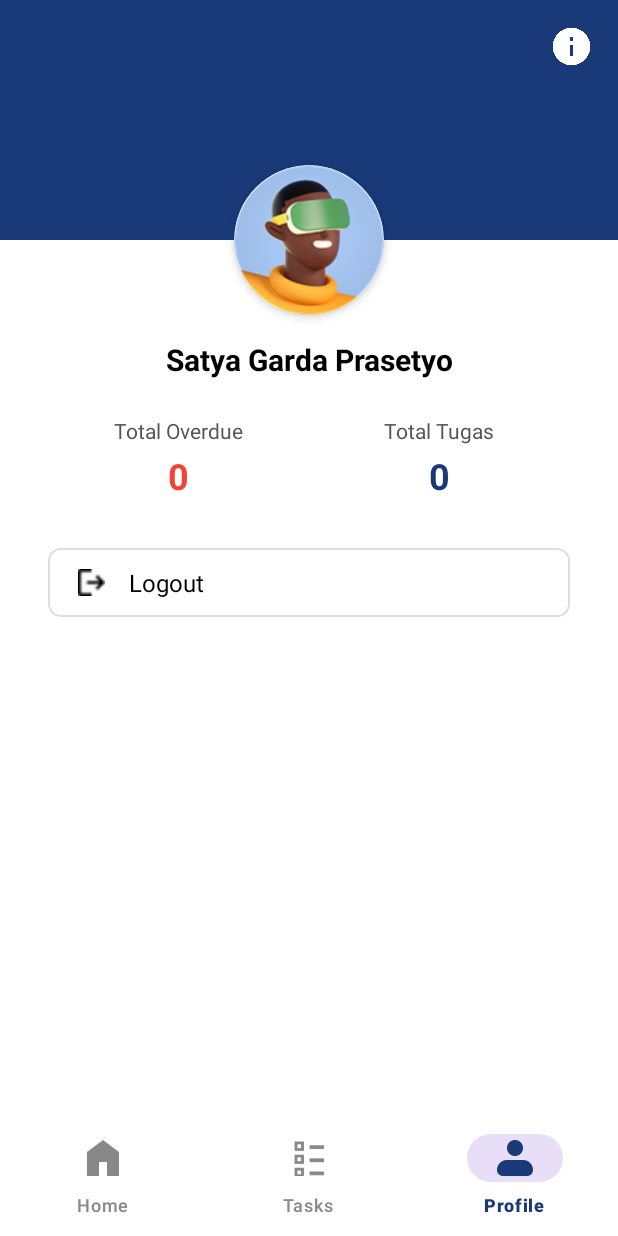
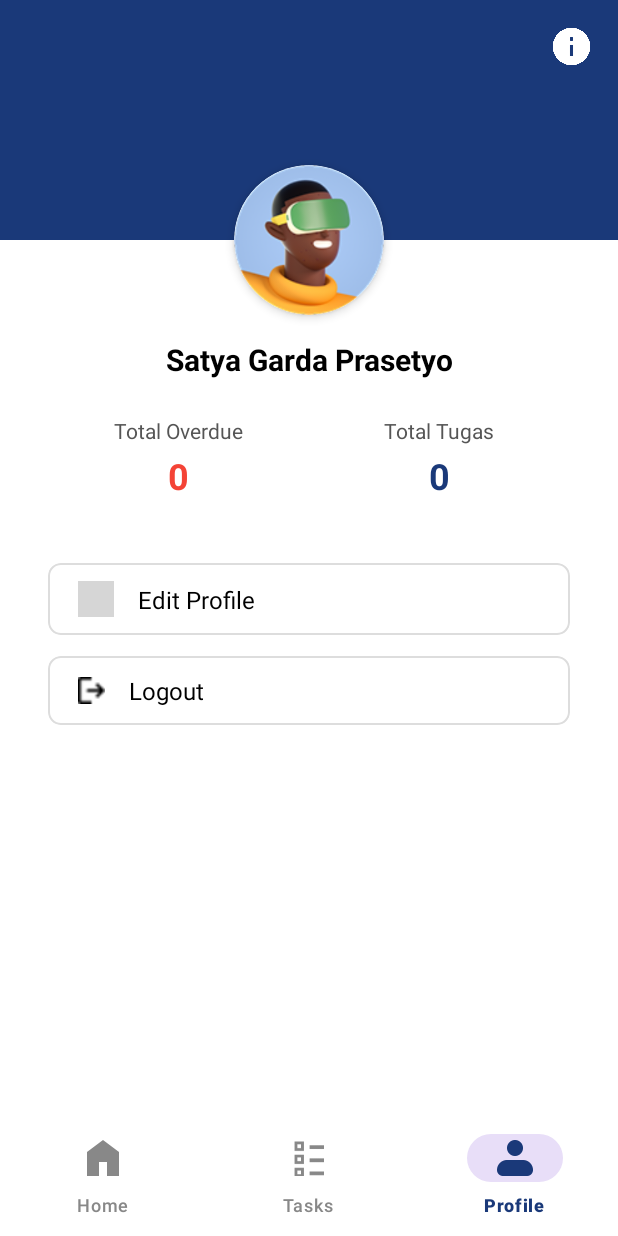
Before and after one commit to SattyaP/TugasIn, an Android app: the ProfileActivity screen opened directly, with no data from a screen before it, on a phone screen of 412 x 824 dp. Run offline under Robolectric (Android 15) with nearby library versions, the phone set to English and light mode, and no system bars; libraries missing offline, so code that uses them is left out: com.jakewharton.threetenabp; pictures from the network do not load; grey boxes are pictures that could not be loaded.

Commit message:
update: Add profile image selection and editing functionality in ProfileActivity

```diff
--- a/app/src/main/AndroidManifest.xml
+++ b/app/src/main/AndroidManifest.xml
@@ -6,6 +6,7 @@
     <uses-permission android:name="android.permission.ACCESS_NETWORK_STATE" />
     <uses-permission android:name="android.permission.ACCESS_FINE_LOCATION"/>
     <uses-permission android:name="android.permission.ACCESS_COARSE_LOCATION"/>
+    <uses-permission android:name="android.permission.READ_MEDIA_IMAGES" />
 
     <uses-permission android:name="android.permission.POST_NOTIFICATIONS" />
 
@@ -59,6 +60,8 @@
         <activity
             android:name=".MainActivity"
             android:exported="false" />
+
+        <activity android:name=".EditProfileActivity"/>
     </application>
 
 </manifest>
--- a/app/src/main/java/com/nrp_231111017_satyagardaprasetyo/tugasin/LoginActivity.kt
+++ b/app/src/main/java/com/nrp_231111017_satyagardaprasetyo/tugasin/LoginActivity.kt
@@ -51,6 +51,7 @@ class LoginActivity : AppCompatActivity() {
     private fun saveCredentials(email: String, password: String) {
         val db = dbHelper.writableDatabase
         val values = ContentValues().apply {
+            put("username", email.split("@")[0])
             put("email", email)
             put("password", password)
         }
--- a/app/src/main/java/com/nrp_231111017_satyagardaprasetyo/tugasin/ProfileActivity.kt
+++ b/app/src/main/java/com/nrp_231111017_satyagardaprasetyo/tugasin/ProfileActivity.kt
@@ -2,9 +2,12 @@ package com.nrp_231111017_satyagardaprasetyo.tugasin
 
 import android.annotation.SuppressLint
 import android.content.Intent
+import android.net.Uri
 import android.os.Bundle
 import android.widget.ImageButton
+import android.widget.ImageView
 import android.widget.TextView
+import androidx.activity.result.contract.ActivityResultContracts
 import androidx.appcompat.app.AppCompatActivity
 import androidx.cardview.widget.CardView
 import androidx.constraintlayout.widget.ConstraintLayout
@@ -14,6 +17,8 @@ import com.nrp_231111017_satyagardaprasetyo.tugasin.utils.TaskDatabaseHelper
 class ProfileActivity : AppCompatActivity() {
     private lateinit var bottomNavigation: BottomNavigationView
     private lateinit var dbHelper: TaskDatabaseHelper
+    private lateinit var imageView: ImageView
+    private val REQUEST_CODE_PICK_IMAGE = 1001
 
     @SuppressLint("SetTextI18n")
     override fun onCreate(savedInstanceState: Bundle?) {
@@ -22,6 +27,7 @@ class ProfileActivity : AppCompatActivity() {
 
         supportActionBar?.hide()
 
+        imageView = findViewById(R.id.profile_image)
         bottomNavigation = findViewById(R.id.bottomNavigation)
         dbHelper = TaskDatabaseHelper(this)
 
@@ -48,6 +54,15 @@ class ProfileActivity : AppCompatActivity() {
 
         setupBottomNavigation()
 
+        findViewById<CardView>(R.id.profile_image_container).setOnClickListener {
+            val intent = Intent(Intent.ACTION_OPEN_DOCUMENT)
+            intent.addCategory(Intent.CATEGORY_OPENABLE)
+            intent.type = "image/*"
+            startActivityForResult(intent, REQUEST_CODE_PICK_IMAGE)
+        }
+
+        loadSavedImage()
+
         val btnLogout = findViewById<ConstraintLayout>(R.id.btn_logout)
         btnLogout.setOnClickListener {
             val alertDialog = androidx.appcompat.app.AlertDialog.Builder(this)
@@ -56,6 +71,10 @@ class ProfileActivity : AppCompatActivity() {
                 .setPositiveButton("Yes") { _, _ ->
                     dbHelper.clearTasks(this)
                     dbHelper.logout(this)
+
+                    getSharedPreferences("profile", MODE_PRIVATE).edit()
+                        .remove("image_uri")
+                        .apply()
 
                     val intent = Intent(this, LoginActivity::class.java)
                     intent.addFlags(Intent.FLAG_ACTIVITY_CLEAR_TOP or Intent.FLAG_ACTIVITY_NEW_TASK)
@@ -70,21 +89,44 @@ class ProfileActivity : AppCompatActivity() {
             alertDialog.show()
         }
 
+        val btnEditProfile = findViewById<ConstraintLayout>(R.id.btn_edit_profile)
+        btnEditProfile.setOnClickListener {
+            val intent = Intent(this, EditProfileActivity::class.java)
+            startActivity(intent)
+        }
+
         val credentials = getSavedCredentials()
         if (credentials != null) {
-            findViewById<TextView>(R.id.tv_username).text = credentials.first.split("@")[0]
+            findViewById<TextView>(R.id.tv_username).text = credentials.first
         }
     }
 
-    private fun getSavedCredentials(): Pair<String, String>? {
+    override fun onActivityResult(requestCode: Int, resultCode: Int, data: Intent?) {
+        super.onActivityResult(requestCode, resultCode, data)
+        if (requestCode == REQUEST_CODE_PICK_IMAGE && resultCode == RESULT_OK) {
+            data?.data?.let { uri ->
+                contentResolver.takePersistableUriPermission(
+                    uri,
+                    Intent.FLAG_GRANT_READ_URI_PERMISSION
+                )
+                imageView.setImageURI(uri)
+
+                getSharedPreferences("profile", MODE_PRIVATE)
+                    .edit().putString("image_uri", uri.toString()).apply()
+            }
+        }
+    }
+
+    private fun getSavedCredentials(): Triple<String, String, String>? {
         val db = dbHelper.readableDatabase
         val cursor = db.query("credentials", null, null, null, null, null, null)
-        var result: Pair<String, String>? = null
+        var result: Triple<String, String, String>? = null
 
         if (cursor.moveToFirst()) {
+            val username = cursor.getString(cursor.getColumnIndexOrThrow("username"))
             val email = cursor.getString(cursor.getColumnIndexOrThrow("email"))
             val password = cursor.getString(cursor.getColumnIndexOrThrow("password"))
-            result = Pair(email, password)
+            result = Triple(username, email, password)
         }
         cursor.close()
         return result
@@ -115,4 +157,40 @@ class ProfileActivity : AppCompatActivity() {
         }
         bottomNavigation.selectedItemId = R.id.navigation_profile
     }
+
+    private fun saveImageUri(uri: Uri) {
+        val prefs = getSharedPreferences("profile", MODE_PRIVATE)
+        prefs.edit().putString("image_uri", uri.toString()).apply()
+    }
+
+    private fun loadSavedImage() {
+        val uriString = getSharedPreferences("profile", MODE_PRIVATE).getString("image_uri", null)
+        uriString?.let {
+            try {
+                val uri = Uri.parse(it)
+                val flags = Intent.FLAG_GRANT_READ_URI_PERMISSION
+                contentResolver.takePersistableUriPermission(uri, flags)
+                imageView.setImageURI(uri)
+            } catch (e: SecurityException) {
+                imageView.setImageResource(R.drawable.avatar)
+            }
+        }
+    }
+
+    private val pickImage = registerForActivityResult(
+        ActivityResultContracts.GetContent()
+    ) { uri: Uri? ->
+        uri?.let {
+            findViewById<ImageView>(R.id.profile_image).setImageURI(it)
+            saveImageUri(it)
+        }
+    }
+
+    override fun onResume() {
+        super.onResume()
+        val credentials = getSavedCredentials()
+        if (credentials != null) {
+            findViewById<TextView>(R.id.tv_username).text = credentials.first
+        }
+    }
 }
--- a/app/src/main/java/com/nrp_231111017_satyagardaprasetyo/tugasin/utils/TaskDatabaseHelper.kt
+++ b/app/src/main/java/com/nrp_231111017_satyagardaprasetyo/tugasin/utils/TaskDatabaseHelper.kt
@@ -56,7 +56,9 @@ class TaskDatabaseHelper(context: Context) : SQLiteOpenHelper(
         CREATE TABLE IF NOT EXISTS $TABLE_CREDENTIALS (
             id INTEGER PRIMARY KEY AUTOINCREMENT,
             email TEXT,
-            password TEXT
+            username TEXT,
+            password TEXT,
+            phone TEXT
         )
     """.trimIndent()
         )
--- a/app/src/main/res/layout/activity_profile.xml
+++ b/app/src/main/res/layout/activity_profile.xml
@@ -14,7 +14,7 @@
         android:background="@color/tugas_blue"
         app:layout_constraintTop_toTopOf="parent" />
 
-    <!-- Profile image - overlapping blue background -->
+    <!-- Profile image -->
     <androidx.cardview.widget.CardView
         android:id="@+id/profile_image_container"
         android:layout_width="100dp"
@@ -24,14 +24,16 @@
         app:cardElevation="4dp"
         app:layout_constraintEnd_toEndOf="parent"
         app:layout_constraintStart_toStartOf="parent"
-        app:layout_constraintTop_toTopOf="parent">
+        app:layout_constraintTop_toTopOf="parent"
+        android:clickable="true"
+        android:focusable="true">
 
         <ImageView
             android:id="@+id/profile_image"
             android:layout_width="match_parent"
             android:layout_height="match_parent"
+            android:contentDescription="Profile picture"
             android:scaleType="centerCrop"
-            android:contentDescription="Profile picture"
             android:src="@drawable/avatar_big" />
     </androidx.cardview.widget.CardView>
 
@@ -115,13 +117,12 @@
         </LinearLayout>
     </LinearLayout>
 
-    <!-- Logout Button -->
     <androidx.cardview.widget.CardView
-        android:id="@+id/btn_logout_container"
+        android:id="@+id/btn_edit_profile_container"
         android:layout_width="match_parent"
         android:layout_height="wrap_content"
         android:layout_marginStart="32dp"
-        android:layout_marginTop="32dp"
+        android:layout_marginTop="42dp"
         android:layout_marginEnd="32dp"
         app:cardCornerRadius="8dp"
         app:cardElevation="0dp"
@@ -129,6 +130,54 @@
         app:layout_constraintStart_toStartOf="parent"
         android:focusable="true"
         app:layout_constraintTop_toBottomOf="@+id/stats_container">
+
+        <androidx.constraintlayout.widget.ConstraintLayout
+            android:id="@+id/btn_edit_profile"
+            android:layout_width="match_parent"
+            android:layout_height="wrap_content"
+            android:background="@drawable/button_outline_bg"
+            android:clickable="true"
+            android:focusable="true"
+            android:padding="12dp">
+
+            <ImageView
+                android:id="@+id/iv_edit_profile"
+                android:layout_width="24dp"
+                android:layout_height="24dp"
+                android:layout_marginStart="8dp"
+                android:contentDescription="Logout icon"
+                android:src="@drawable/edit_profile"
+                app:layout_constraintBottom_toBottomOf="parent"
+                app:layout_constraintStart_toStartOf="parent"
+                app:layout_constraintTop_toTopOf="parent"
+                app:tint="@color/black" />
+
+            <TextView
+                android:layout_width="wrap_content"
+                android:layout_height="wrap_content"
+                android:layout_marginStart="16dp"
+                android:text="Edit Profile"
+                android:textColor="@color/black"
+                android:textSize="16sp"
+                app:layout_constraintBottom_toBottomOf="parent"
+                app:layout_constraintStart_toEndOf="@+id/iv_edit_profile"
+                app:layout_constraintTop_toTopOf="parent" />
+        </androidx.constraintlayout.widget.ConstraintLayout>
+    </androidx.cardview.widget.CardView>
+
+    <androidx.cardview.widget.CardView
+        android:id="@+id/btn_logout_container"
+        android:layout_width="match_parent"
+        android:layout_height="wrap_content"
+        android:layout_marginStart="32dp"
+        android:layout_marginTop="14dp"
+        android:layout_marginEnd="32dp"
+        app:cardCornerRadius="8dp"
+        app:cardElevation="0dp"
+        app:layout_constraintEnd_toEndOf="parent"
+        app:layout_constraintStart_toStartOf="parent"
+        android:focusable="true"
+        app:layout_constraintTop_toBottomOf="@+id/btn_edit_profile_container">
 
         <androidx.constraintlayout.widget.ConstraintLayout
             android:id="@+id/btn_logout"
@@ -164,6 +213,7 @@
         </androidx.constraintlayout.widget.ConstraintLayout>
     </androidx.cardview.widget.CardView>
 
+    <!-- Bottom Navigation -->
     <com.google.android.material.bottomnavigation.BottomNavigationView
         android:id="@+id/bottomNavigation"
         android:layout_width="match_parent"
```
